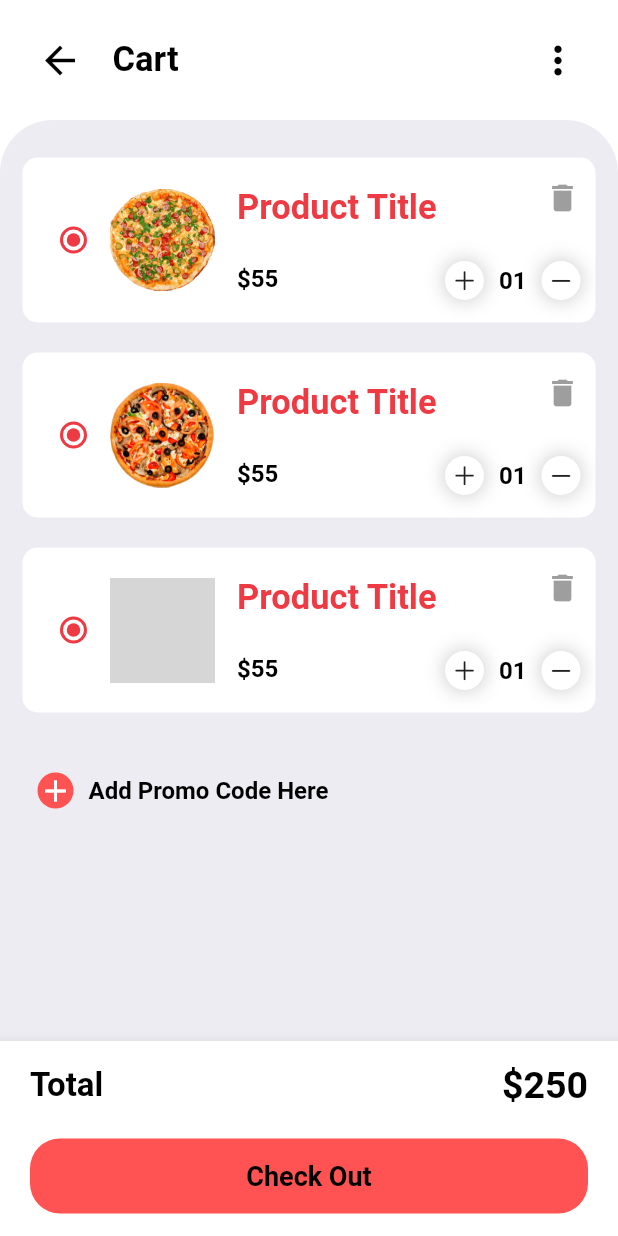
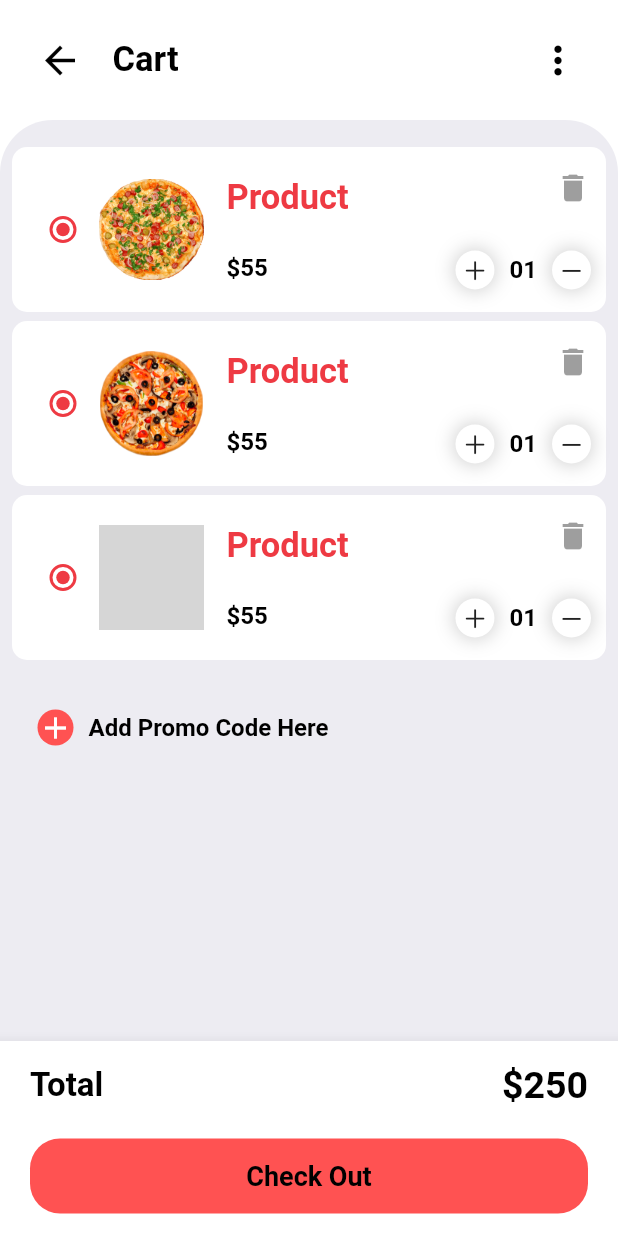
Before and after one commit to LakshanMaduranga/PizzaShoppingApp, a Flutter app: the screen it shows after launch, after a tap on the "shopping cart" icon, on a phone screen of 412 x 824 dp. Run offline on Flutter 3.47's test engine with Material 2 defaults, Android fonts, the phone set to English and light mode, and no system bars; our stand-ins replace curved_navigation_bar, flutter_rating_bar; missing offline and left inert: clippy_flutter; grey boxes are pictures that could not be loaded.

Commit message:
text field update

```diff
--- a/lib/Pages/Homepage.dart
+++ b/lib/Pages/Homepage.dart
@@ -1,10 +1,26 @@
 import 'package:curved_navigation_bar/curved_navigation_bar.dart';
 import 'package:flutter/material.dart';
+import 'package:shop_app/Pages/CartPage.dart';
+import 'package:shop_app/Pages/ItemPage.dart';
 import 'package:shop_app/widgets/CategoriesWidget.dart';
 import 'package:shop_app/widgets/ItemsWidget.dart';
 import '../widgets/HomeAppBar.dart';
 
 class HomePage extends StatelessWidget {
+  int index=1;
+ //  final items=<Widget>[
+ //    Icon(Icons.shopping_cart_checkout, size: 30,color: Colors.white),
+ //    Icon(Icons.home, size: 30,color: Colors.white),
+ //    Icon(Icons.menu, size: 30,color: Colors.white),
+ //  ];
+ //  final screens=[
+ //    CartPage(),
+ //    HomePage(),
+ //    ItemPage(),
+ //
+ //  ];
+ //
+
   @override
   Widget build(BuildContext contrxt) {
     return Scaffold(
@@ -104,16 +120,18 @@
       ),
       //////////////////////////////////////////////////////////////////
       // Navigation Bar
-      bottomNavigationBar:CurvedNavigationBar(
+      bottomNavigationBar: CurvedNavigationBar(
         backgroundColor: Colors.transparent,
-        height: 70,
-        onTap: (index){},
+        height: 50,
+        index: index,
+        onTap: (index) {},
         color: Color(0xFFEE3A43),
         items: <Widget>[
 
-          Icon(Icons.shopping_cart_checkout, size: 30),
-          Icon(Icons.home, size: 30),
-          Icon(Icons.menu, size: 30),
+              Icon(Icons.shopping_cart_checkout, size: 30,color: Colors.white),
+              Icon(Icons.home, size: 30,color: Colors.white),
+              Icon(Icons.menu, size: 30,color: Colors.white),
+
         ],
       ),
     );
--- a/lib/widgets/CartItemSamples.dart
+++ b/lib/widgets/CartItemSamples.dart
@@ -9,7 +9,7 @@
         for (int i = 1; i < 4; i++)
           Container(
             height: 110,
-            margin: EdgeInsets.symmetric(horizontal: 15, vertical: 10),
+            margin: EdgeInsets.symmetric(horizontal: 8, vertical: 3),
             padding: EdgeInsets.all(10),
             decoration: BoxDecoration(
               color: Colors.white,
@@ -36,7 +36,7 @@
                     mainAxisAlignment: MainAxisAlignment.spaceBetween,
                     children: [
                       Text(
-                        "Product Title",
+                        "Product ",
                         style: TextStyle(
                           fontSize: 23,
                           fontWeight: FontWeight.bold,
--- a/lib/widgets/CategoriesWidget.dart
+++ b/lib/widgets/CategoriesWidget.dart
@@ -3,6 +3,21 @@
 class CategoriesWidget extends StatelessWidget {
   @override
   Widget build(BuildContext context) {
+    List list = [
+      "Vegie pizza",
+      "chicken pizza",
+      "cheese pizza",
+      "Beef Pizza",
+      "Beef Burger",
+      "Sausage Burger",
+      "Chicken Burger",
+      "Melon Juice",
+      "Lemon Juice",
+      "Pepsi Cola",
+      "Coca Cola",
+      "Cherry Ice Cream",
+      "Choco Ice Cream",
+    ];
     return SingleChildScrollView(
       scrollDirection: Axis.horizontal,
       child: Row(
@@ -24,7 +39,7 @@
                 height: 40,
                 ),
                 Text(
-                    "Pizza",
+                    list[i-1],
                   style: TextStyle(
                     fontWeight: FontWeight.bold,
                     fontSize: 17,
```
Also changed, not shown: lib/widgets/ItemsWidget.dart (+34 -6 lines).
